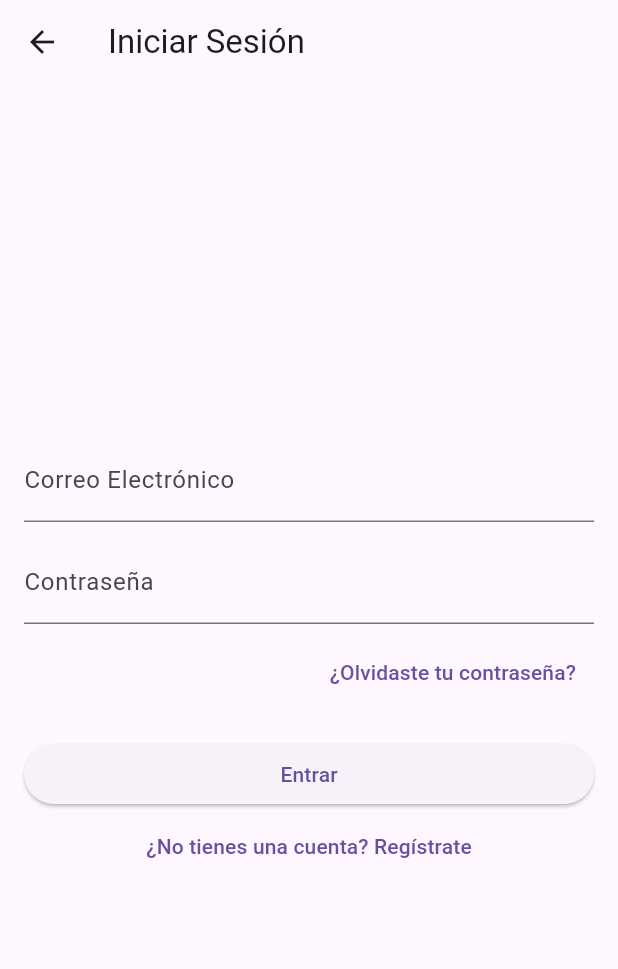
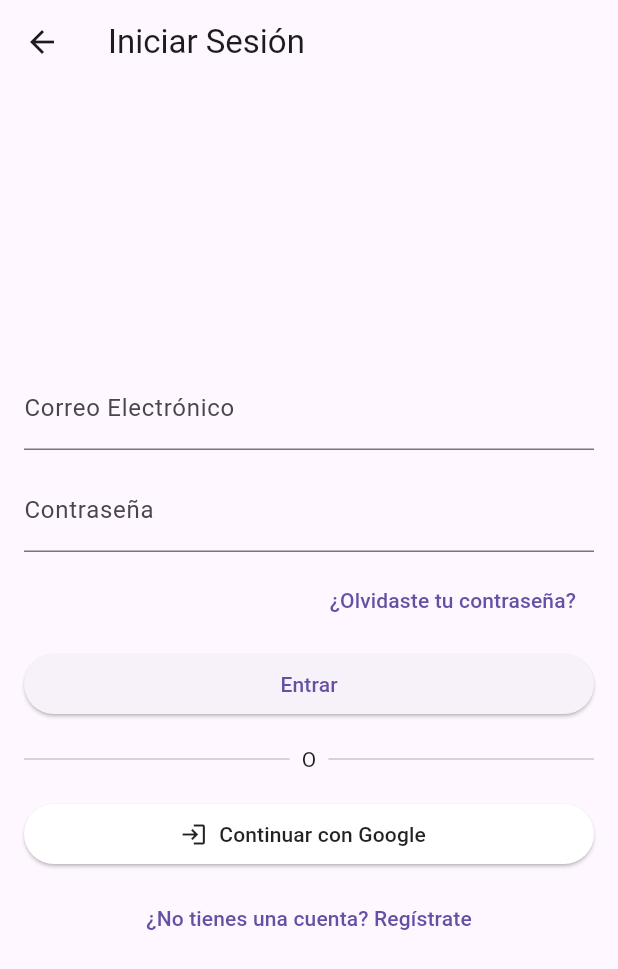
Before and after one commit to anthonyramonaguilera-art/avivamiento_app, a Flutter app: the LoginScreen screen opened directly, on a phone screen of 412 x 824 dp. Shown: the top 969 px of the screen. Run offline on Flutter 3.47's test engine with Material 3 defaults, Android fonts, the phone set to English and light mode, and no system bars; our stand-ins replace audioplayers, cloud_firestore, firebase_auth, firebase_core, firebase_messaging, flutter_riverpod and 3 more; missing offline and left inert: jitsi_meet_flutter_sdk; accounts and stored records are empty.

Commit message:
feat(auth): Add Google Sign-In button to LoginScreen

```diff
--- a/lib/screens/auth/login_screen.dart
+++ b/lib/screens/auth/login_screen.dart
@@ -5,7 +5,7 @@ import 'package:flutter/material.dart';
 import 'package:flutter_riverpod/flutter_riverpod.dart';
 import 'package:avivamiento_app/providers/services_provider.dart';
 import 'package:avivamiento_app/screens/auth/register_screen.dart';
-import 'package:avivamiento_app/screens/auth/forgot_password_screen.dart'; // [NUEVO] Importamos la nueva pantalla
+import 'package:avivamiento_app/screens/auth/forgot_password_screen.dart';
 
 class LoginScreen extends ConsumerStatefulWidget {
   const LoginScreen({super.key});
@@ -28,6 +28,7 @@ class _LoginScreenState extends ConsumerState<LoginScreen> {
   }
 
   Future<void> _login() async {
+    // Valida y procesa el inicio de sesión con correo y contraseña.
     if (_formKey.currentState?.validate() ?? false) {
       setState(() => _isLoading = true);
       try {
@@ -36,6 +37,7 @@ class _LoginScreenState extends ConsumerState<LoginScreen> {
           _emailController.text.trim(),
           _passwordController.text.trim(),
         );
+        // Si el login es exitoso, cerramos esta pantalla para volver a la anterior.
         if (mounted) Navigator.of(context).pop();
       } on FirebaseAuthException catch (e) {
         if (mounted) {
@@ -46,6 +48,29 @@ class _LoginScreenState extends ConsumerState<LoginScreen> {
       } finally {
         if (mounted) setState(() => _isLoading = false);
       }
+    }
+  }
+
+  /// [NUEVO] Maneja el flujo de inicio de sesión con Google.
+  Future<void> _loginWithGoogle() async {
+    setState(() => _isLoading = true);
+    try {
+      final authService = ref.read(authServiceProvider);
+      final userService = ref.read(userServiceProvider);
+      await authService.signInWithGoogle(userService);
+
+      // Si el login es exitoso, el stream nos llevará a la HomeScreen,
+      // así que cerramos esta pantalla.
+      if (mounted) Navigator.of(context).pop();
+    } catch (e) {
+      if (mounted) {
+        ScaffoldMessenger.of(context).showSnackBar(
+          SnackBar(content: Text('Error al iniciar sesión con Google: $e')),
+        );
+      }
+    } finally {
+      // Nos aseguramos de que el indicador de carga se oculte siempre.
+      if (mounted) setState(() => _isLoading = false);
     }
   }
 
@@ -62,21 +87,25 @@ class _LoginScreenState extends ConsumerState<LoginScreen> {
               mainAxisAlignment: MainAxisAlignment.center,
               crossAxisAlignment: CrossAxisAlignment.stretch,
               children: [
+                // --- SECCIÓN DE LOGIN CON CORREO ---
                 TextFormField(
                   controller: _emailController,
-                  decoration: const InputDecoration(labelText: 'Correo Electrónico'),
+                  decoration: const InputDecoration(
+                    labelText: 'Correo Electrónico',
+                  ),
                   keyboardType: TextInputType.emailAddress,
-                  validator: (value) => value!.isEmpty ? 'Por favor, ingrese un correo' : null,
+                  validator: (value) =>
+                      value!.isEmpty ? 'Por favor, ingrese un correo' : null,
                 ),
                 const SizedBox(height: 12),
                 TextFormField(
                   controller: _passwordController,
                   decoration: const InputDecoration(labelText: 'Contraseña'),
                   obscureText: true,
-                  validator: (value) => value!.isEmpty ? 'Por favor, ingrese una contraseña' : null,
+                  validator: (value) => value!.isEmpty
+                      ? 'Por favor, ingrese una contraseña'
+                      : null,
                 ),
-
-                // [NUEVO] Botón para ir a la pantalla de recuperación de contraseña
                 Padding(
                   padding: const EdgeInsets.symmetric(vertical: 8.0),
                   child: Align(
@@ -84,31 +113,69 @@ class _LoginScreenState extends ConsumerState<LoginScreen> {
                     child: TextButton(
                       onPressed: () {
                         Navigator.of(context).push(
-                          MaterialPageRoute(builder: (context) => const ForgotPasswordScreen()),
+                          MaterialPageRoute(
+                            builder: (context) => const ForgotPasswordScreen(),
+                          ),
                         );
                       },
                       child: const Text('¿Olvidaste tu contraseña?'),
                     ),
                   ),
                 ),
+                // El botón de entrar se deshabilita si ya se está procesando una acción.
+                ElevatedButton(
+                  onPressed: _isLoading ? null : _login,
+                  child: const Text('Entrar'),
+                ),
 
-                const SizedBox(height: 12),
-                _isLoading
-                    ? const Center(child: CircularProgressIndicator())
-                    : ElevatedButton(
-                        onPressed: _login,
-                        child: const Text('Entrar'),
-                      ),
+                // --- DIVISOR Y LOGIN CON GOOGLE ---
+                const SizedBox(height: 16),
+                const Row(
+                  children: [
+                    Expanded(child: Divider()),
+                    Padding(
+                      padding: EdgeInsets.symmetric(horizontal: 8.0),
+                      child: Text('O'),
+                    ),
+                    Expanded(child: Divider()),
+                  ],
+                ),
+                const SizedBox(height: 16),
+
+                // Botón de Google, se deshabilita si ya se está procesando una acción.
+                ElevatedButton.icon(
+                  icon: const Icon(
+                    Icons.login,
+                  ), // Puedes cambiar esto por un logo de Google
+                  label: const Text('Continuar con Google'),
+                  onPressed: _isLoading ? null : _loginWithGoogle,
+                  style: ElevatedButton.styleFrom(
+                    backgroundColor: Colors.white,
+                    foregroundColor: Colors.black87,
+                  ),
+                ),
+
+                // --- NAVEGACIÓN A REGISTRO ---
+                const SizedBox(height: 8),
                 TextButton(
                   onPressed: _isLoading
                       ? null
                       : () {
                           Navigator.of(context).push(
-                            MaterialPageRoute(builder: (context) => const RegisterScreen()),
+                            MaterialPageRoute(
+                              builder: (context) => const RegisterScreen(),
+                            ),
                           );
                         },
                   child: const Text('¿No tienes una cuenta? Regístrate'),
                 ),
+
+                // [NUEVO] Muestra un indicador de carga en la parte inferior si _isLoading es true
+                if (_isLoading)
+                  const Padding(
+                    padding: EdgeInsets.only(top: 24.0),
+                    child: Center(child: CircularProgressIndicator()),
+                  ),
               ],
             ),
           ),
```
